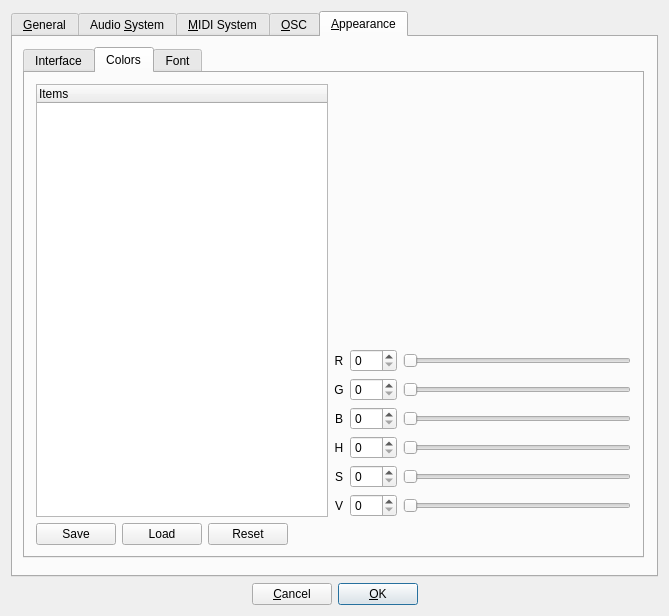
The window that src/gui/src/PreferencesDialog/PreferencesDialog_UI.ui (hydrogen-music/hydrogen) describes before a commit, drawn with Qt 5.
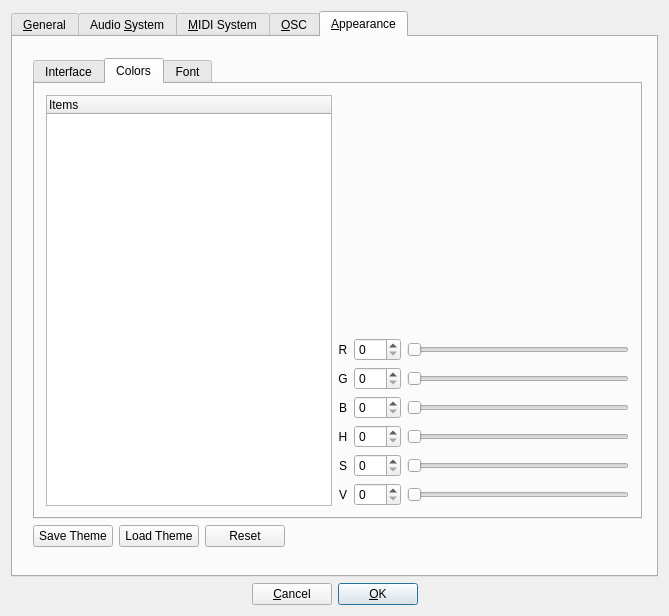
The same window after the commit. Custom widgets are drawn as their Qt base class.

Commit message:
PreferencesDialog: save/load/reset for Appearance
instead of loading and saving only colors (not implemented yet) the whole content of the Appearance tab will be stored

```diff
--- a/src/gui/src/PreferencesDialog/PreferencesDialog_UI.ui
+++ b/src/gui/src/PreferencesDialog/PreferencesDialog_UI.ui
@@ -1021,15 +1021,18 @@
       <attribute name="title">
        <string>&amp;Appearance</string>
       </attribute>
-      <widget class="QTabWidget" name="tabWidget">
+      <widget class="QWidget" name="verticalLayoutWidget_3">
        <property name="geometry">
         <rect>
-         <x>10</x>
+         <x>9</x>
          <y>10</y>
-         <width>621</width>
+         <width>631</width>
          <height>511</height>
         </rect>
        </property>
+       <layout class="QVBoxLayout" name="verticalLayout_6">
+        <item>
+         <widget class="QTabWidget" name="tabWidget">
        <property name="currentIndex">
         <number>1</number>
        </property>
@@ -1283,43 +1286,23 @@
          <string>Colors</string>
         </attribute>
         <layout class="QGridLayout" name="gridLayout_2">
-         <item row="2" column="0" colspan="3">
-          <layout class="QHBoxLayout" name="horizontalLayout_61">
-           <item>
-            <widget class="QPushButton" name="saveColorsButton">
-             <property name="text">
-              <string>Save</string>
-             </property>
-            </widget>
-           </item>
-           <item>
-            <widget class="QPushButton" name="loadColorsButton">
-             <property name="text">
-              <string>Load</string>
-             </property>
-            </widget>
-           </item>
-           <item>
-            <widget class="QPushButton" name="resetColorsButton">
+            <item row="0" column="0" rowspan="2">
+             <widget class="QTreeWidget" name="colorTree">
+              <property name="selectionBehavior">
+               <enum>QAbstractItemView::SelectItems</enum>
+              </property>
+              <property name="rootIsDecorated">
+               <bool>true</bool>
+              </property>
+              <property name="allColumnsShowFocus">
+               <bool>true</bool>
+              </property>
+              <column>
              <property name="text">
-              <string>Reset</string>
-             </property>
-            </widget>
-           </item>
-           <item>
-            <spacer name="horizontalSpacer_21">
-             <property name="orientation">
-              <enum>Qt::Horizontal</enum>
-             </property>
-             <property name="sizeHint" stdset="0">
-              <size>
-               <width>40</width>
-               <height>20</height>
-              </size>
-             </property>
-            </spacer>
-           </item>
-          </layout>
+                <string>Items</string>
+               </property>
+              </column>
+             </widget>
          </item>
          <item row="0" column="2">
           <layout class="QVBoxLayout" name="verticalLayout_22">
@@ -1534,24 +1517,6 @@
            </item>
           </layout>
          </item>
-         <item row="0" column="0" rowspan="2">
-          <widget class="QTreeWidget" name="colorTree">
-           <property name="selectionBehavior">
-            <enum>QAbstractItemView::SelectItems</enum>
-           </property>
-           <property name="rootIsDecorated">
-            <bool>true</bool>
-           </property>
-           <property name="allColumnsShowFocus">
-            <bool>true</bool>
-           </property>
-           <column>
-            <property name="text">
-             <string>Items</string>
-            </property>
-           </column>
-          </widget>
-         </item>
         </layout>
        </widget>
        <widget class="QWidget" name="tab_5">
@@ -1665,6 +1630,47 @@
          </layout>
         </widget>
        </widget>
+         </widget>
+        </item>
+        <item>
+         <layout class="QHBoxLayout" name="horizontalLayout_61">
+          <item>
+           <widget class="QPushButton" name="saveThemeButton">
+            <property name="text">
+             <string>Save Theme</string>
+            </property>
+           </widget>
+          </item>
+          <item>
+           <widget class="QPushButton" name="loadThemeButton">
+            <property name="text">
+             <string>Load Theme</string>
+            </property>
+           </widget>
+          </item>
+          <item>
+           <widget class="QPushButton" name="resetThemeButton">
+            <property name="text">
+             <string>Reset</string>
+            </property>
+           </widget>
+          </item>
+          <item>
+           <spacer name="horizontalSpacer_21">
+            <property name="orientation">
+             <enum>Qt::Horizontal</enum>
+            </property>
+            <property name="sizeHint" stdset="0">
+             <size>
+              <width>40</width>
+              <height>20</height>
+             </size>
+            </property>
+           </spacer>
+          </item>
+         </layout>
+        </item>
+       </layout>
       </widget>
      </widget>
     </widget>
```
Left out of the diff: 2 changed lines with no effect on the pictures. Lines whose indentation alone changed are shown as unchanged. The commit also changes 1 other file.
